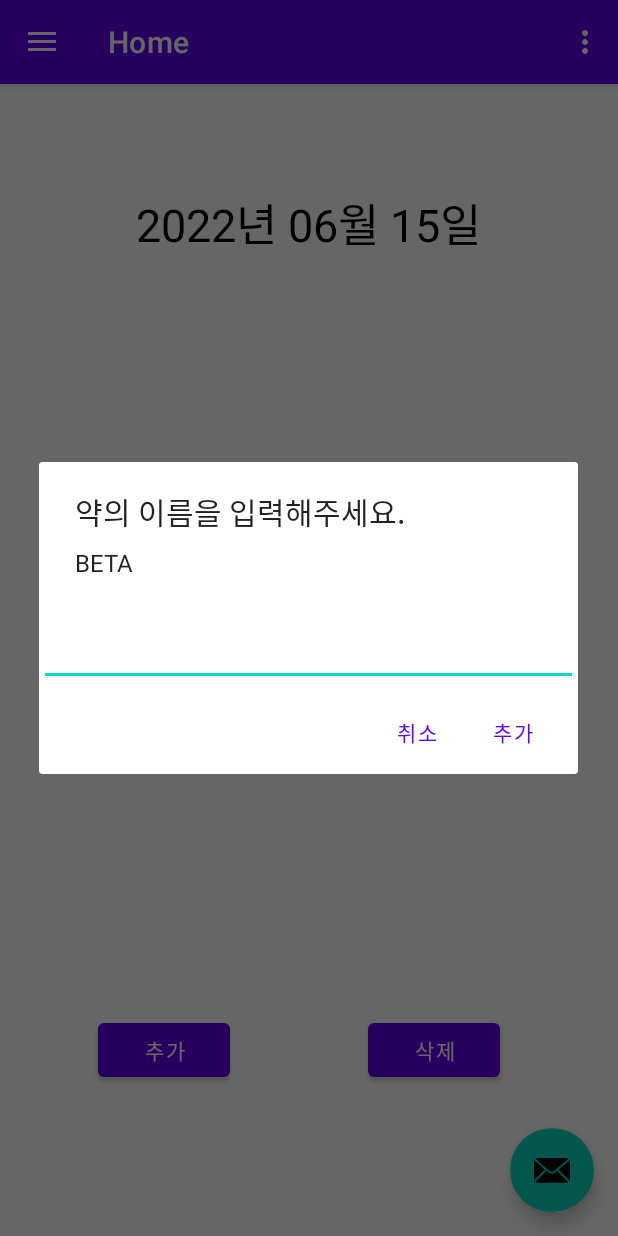
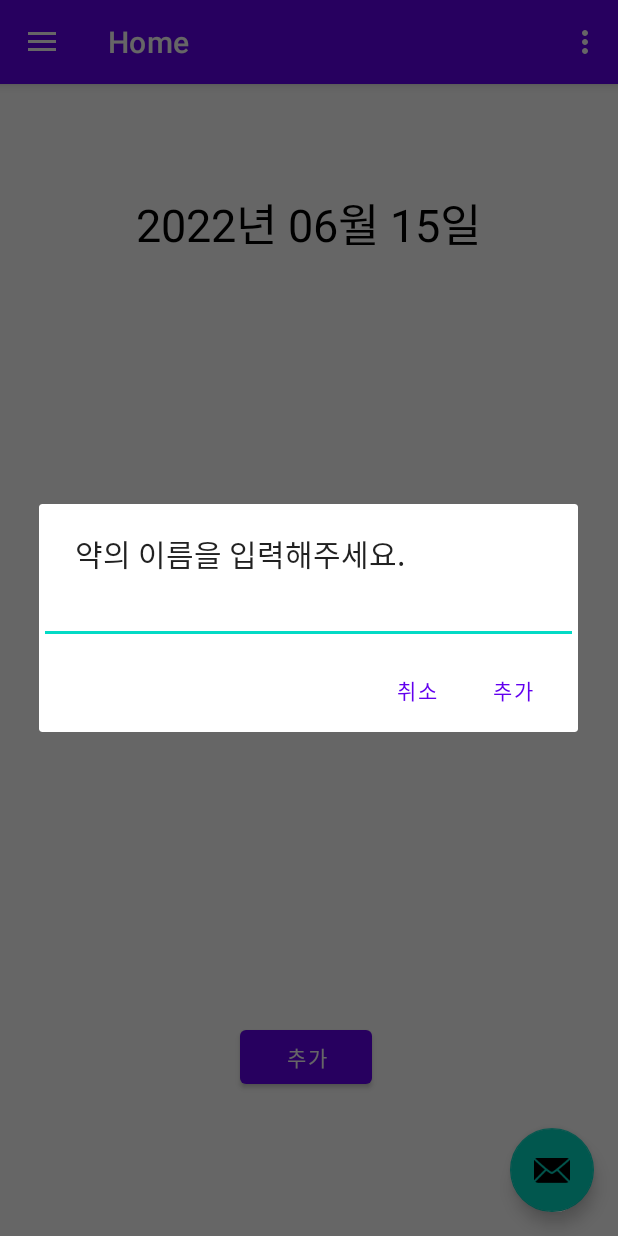
Before and after one commit to loonl/medi, an Android app: the screen it shows after launch (MainActivity), after a tap on "추가", on a phone screen of 412 x 824 dp. Run offline under Robolectric (Android 15) with nearby library versions, the phone set to English and light mode, and no system bars; our stand-ins replace navigation-ui.

Commit message:
home screen fin.

```diff
--- a/app/src/main/java/com/example/medi/ui/home/HomeFragment.java
+++ b/app/src/main/java/com/example/medi/ui/home/HomeFragment.java
@@ -47,7 +47,6 @@ public class HomeFragment extends Fragment {
         // declaration
         text_home_date = root.findViewById(R.id.text_date);
         btn_home_add = root.findViewById(R.id.btn_add);
-        btn_home_del = root.findViewById(R.id.btn_del);
         layout_home_checklist = root.findViewById(R.id.layout_checklist);
 
         // custom
@@ -63,7 +62,7 @@ public class HomeFragment extends Fragment {
             public void onClick(View v) {
                 final EditText edittext = new EditText(getActivity());
                 AlertDialog.Builder builder = new AlertDialog.Builder(getActivity());
-                builder.setTitle("약의 이름을 입력해주세요.").setMessage("BETA");
+                builder.setTitle("약의 이름을 입력해주세요.");
                 builder.setView(edittext);
                 builder.setPositiveButton("추가", new DialogInterface.OnClickListener() {
                     @Override
@@ -86,6 +85,33 @@ public class HomeFragment extends Fragment {
                             }
                         });
 
+                        cb.setOnLongClickListener(new View.OnLongClickListener() {
+                            @Override
+                            public boolean onLongClick(View view) {
+                                AlertDialog.Builder adg = new AlertDialog.Builder(getActivity());
+                                adg.setTitle("삭제").setMessage("이 약을 삭제하시겠습니까?");
+
+                                adg.setNegativeButton("아니오", new DialogInterface.OnClickListener() {
+                                    @Override
+                                    public void onClick(DialogInterface dialogInterface, int i) {
+                                        // do nothing
+                                    }
+                                });
+
+                                adg.setPositiveButton("예", new DialogInterface.OnClickListener() {
+                                    @Override
+                                    public void onClick(DialogInterface dialogInterface, int i) {
+                                        layout_home_checklist.removeView(cb);
+                                        Toast.makeText(getActivity(), "삭제가 완료되었습니다.", Toast.LENGTH_LONG).show();
+                                    }
+                                });
+
+                                adg.show();
+                                return false;
+                            }
+                        });
+
+
                         layout_home_checklist.addView(cb);
                     }
                 });
@@ -98,14 +124,6 @@ public class HomeFragment extends Fragment {
 
                 builder.show();
 
-            }
-        });
-
-        // custom3
-        btn_home_del.setOnClickListener(new View.OnClickListener() {
-            @Override
-            public void onClick(View view) {
-                // TODO
             }
         });
 
--- a/app/src/main/res/layout/fragment_home.xml
+++ b/app/src/main/res/layout/fragment_home.xml
@@ -33,13 +33,13 @@
 
     <ScrollView
         android:id="@+id/scrview_checklist"
-        android:layout_width="match_parent"
+        android:layout_width="350dp"
         android:layout_height="match_parent"
         android:layout_alignParentStart="true"
         android:layout_alignParentTop="true"
         android:layout_alignParentBottom="true"
         android:layout_centerHorizontal="true"
-        android:layout_marginStart="2dp"
+        android:layout_marginStart="30dp"
         android:layout_marginTop="120dp"
         android:layout_marginBottom="150dp"
         android:cacheColorHint="#00000000">
@@ -57,19 +57,9 @@
         android:layout_height="wrap_content"
         android:layout_alignParentStart="true"
         android:layout_alignParentBottom="true"
-        android:layout_marginStart="65dp"
-        android:layout_marginBottom="100dp"
+        android:layout_centerHorizontal="true"
+        android:layout_marginStart="160dp"
+        android:layout_marginBottom="95dp"
         android:text="추가" />
 
-    <Button
-        android:id="@+id/btn_del"
-        android:layout_width="wrap_content"
-        android:layout_height="wrap_content"
-        android:layout_alignParentStart="true"
-        android:layout_alignParentBottom="true"
-        android:layout_centerHorizontal="true"
-        android:layout_marginLeft="245dp"
-        android:layout_marginBottom="100dp"
-        android:text="삭제" />
-
 </RelativeLayout>
```
